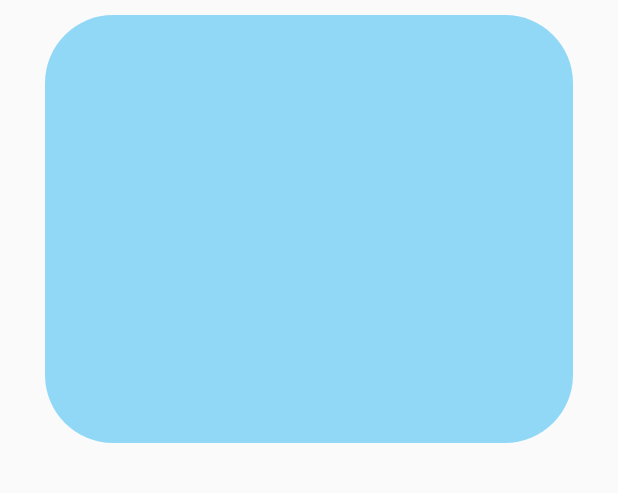
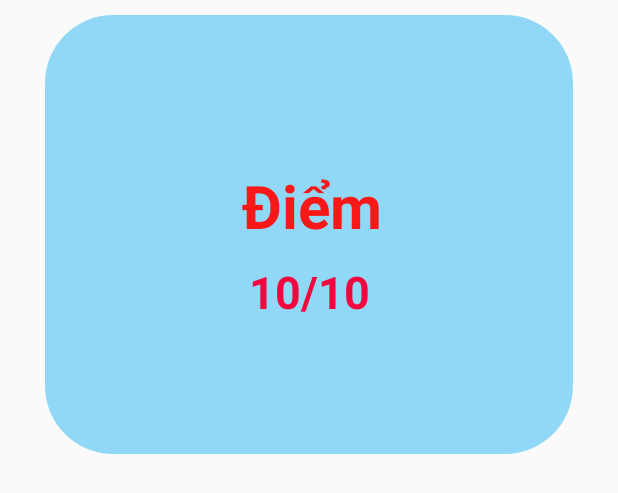
Before and after one commit to baokiinkk/AppITMC, an Android app: the layout dialog.xml on its own in the app's theme, with its tools: preview values and no code run, on a phone screen of 412 x 824 dp. Shown: the top 493 px of the screen. Run offline under Robolectric (Android 15) with nearby library versions, the phone set to English and light mode, and no system bars.

Commit message:
them thoi gian lam bai thi

```diff
--- a/app/src/main/res/layout/dialog.xml
+++ b/app/src/main/res/layout/dialog.xml
@@ -18,14 +18,29 @@
         android:layout_width="wrap_content"
         android:layout_height="wrap_content"
         android:layout_marginStart="500dp"
-        android:layout_marginTop="40dp"
+        android:layout_marginTop="10dp"
         android:layout_marginEnd="500dp"
         android:text="Bạn đã đúng: "
+        android:textColor="#000"
+        android:textSize="20sp"
+        android:textStyle="bold"
+        app:layout_constraintEnd_toEndOf="parent"
+        app:layout_constraintHorizontal_bias="0.542"
+        app:layout_constraintStart_toStartOf="parent"
+        app:layout_constraintTop_toBottomOf="@+id/textView5" />
+
+    <TextView
+        android:id="@+id/textView5"
+        android:layout_width="wrap_content"
+        android:layout_height="wrap_content"
+        android:layout_marginStart="500dp"
+        android:layout_marginTop="10dp"
+        android:layout_marginEnd="500dp"
+        android:text="Thời Gian Làm"
         android:textColor="#000"
         android:textSize="24sp"
         android:textStyle="bold"
         app:layout_constraintEnd_toEndOf="parent"
-        app:layout_constraintHorizontal_bias="0.55"
         app:layout_constraintStart_toStartOf="parent"
         app:layout_constraintTop_toTopOf="parent" />
 
@@ -33,22 +48,20 @@
         android:id="@+id/soCau"
         android:layout_width="wrap_content"
         android:layout_height="wrap_content"
-        android:layout_marginStart="5dp"
-        android:layout_marginTop="40dp"
+        android:layout_marginStart="8dp"
+        android:layout_marginTop="10dp"
         android:text="10/10"
         android:textColor="#000"
-        android:textSize="24sp"
+        android:textSize="20sp"
         android:textStyle="bold"
         app:layout_constraintStart_toEndOf="@+id/textView3"
-        app:layout_constraintTop_toTopOf="parent" />
+        app:layout_constraintTop_toBottomOf="@+id/textView5" />
 
     <TextView
         android:id="@+id/diem"
         android:layout_width="wrap_content"
         android:layout_height="wrap_content"
-        android:layout_marginStart="500dp"
         android:layout_marginTop="10dp"
-        android:layout_marginEnd="500dp"
         android:text="10/10"
         android:textColor="#F3063D"
         android:textSize="30sp"
@@ -61,14 +74,13 @@
         android:id="@+id/size"
         android:layout_width="wrap_content"
         android:layout_height="wrap_content"
-        android:layout_marginStart="500dp"
         android:layout_marginTop="20dp"
-        android:layout_marginEnd="500dp"
         android:text="Điểm"
         android:textColor="#F81818"
         android:textSize="40sp"
         android:textStyle="bold"
         app:layout_constraintEnd_toEndOf="parent"
+        app:layout_constraintHorizontal_bias="0.508"
         app:layout_constraintStart_toStartOf="parent"
         app:layout_constraintTop_toBottomOf="@+id/textView3" />
 
--- a/app/src/main/res/layout/fragment__bo_mon.xml
+++ b/app/src/main/res/layout/fragment__bo_mon.xml
@@ -13,9 +13,10 @@
     android:layout_width="match_parent"
     android:layout_height="match_parent"
     android:orientation="vertical"
-    android:background="@drawable/background_main"
     android:layout_marginTop="?attr/actionBarSize"
     >
+<!--    android:background="@drawable/background_main"-->
+
 
     <Button
         android:layout_width="wrap_content"
--- a/app/src/main/res/layout/fragment__de_bai.xml
+++ b/app/src/main/res/layout/fragment__de_bai.xml
@@ -11,10 +11,11 @@
     <LinearLayout
         android:layout_width="match_parent"
         android:layout_height="match_parent"
-        android:background="@drawable/background_main"
         android:orientation="vertical"
         android:layout_marginTop="?attr/actionBarSize"
         >
+        <!--        android:background="@drawable/background_main"-->
+
         <TextView
             android:id="@+id/monhoc"
             android:layout_width="wrap_content"
--- a/app/src/main/res/layout/fragment_bai_thi.xml
+++ b/app/src/main/res/layout/fragment_bai_thi.xml
@@ -67,10 +67,9 @@
             android:id="@+id/frameLayout2"
             android:layout_width="match_parent"
             android:layout_height="match_parent"
-            android:background="@drawable/background_main"
             tools:context=".ui.cauhoi.Fragment_BaiThi"
             >
-
+            <!--        android:background="@drawable/background_main"-->
             <TextView
                 android:id="@+id/textView2"
                 android:layout_width="wrap_content"
--- a/app/src/main/res/layout/nav_header_main.xml
+++ b/app/src/main/res/layout/nav_header_main.xml
@@ -5,9 +5,9 @@
     xmlns:tools="http://schemas.android.com/tools"
     android:layout_width="match_parent"
     android:layout_height="@dimen/nav_header_height"
-    android:background="@drawable/background_main"
     android:theme="@style/ThemeOverlay.AppCompat.Dark"
     >
+    <!--        android:background="@drawable/background_main"-->
 
     <ImageView
         android:id="@+id/imageView"
```
Also changed, not shown: app/src/main/java/com/example/applambaikiemtra/ui/cauhoi/Fragment_BaiThi.kt (+9 -0 lines), app/src/main/res/drawable/background_main.png (deleted).
